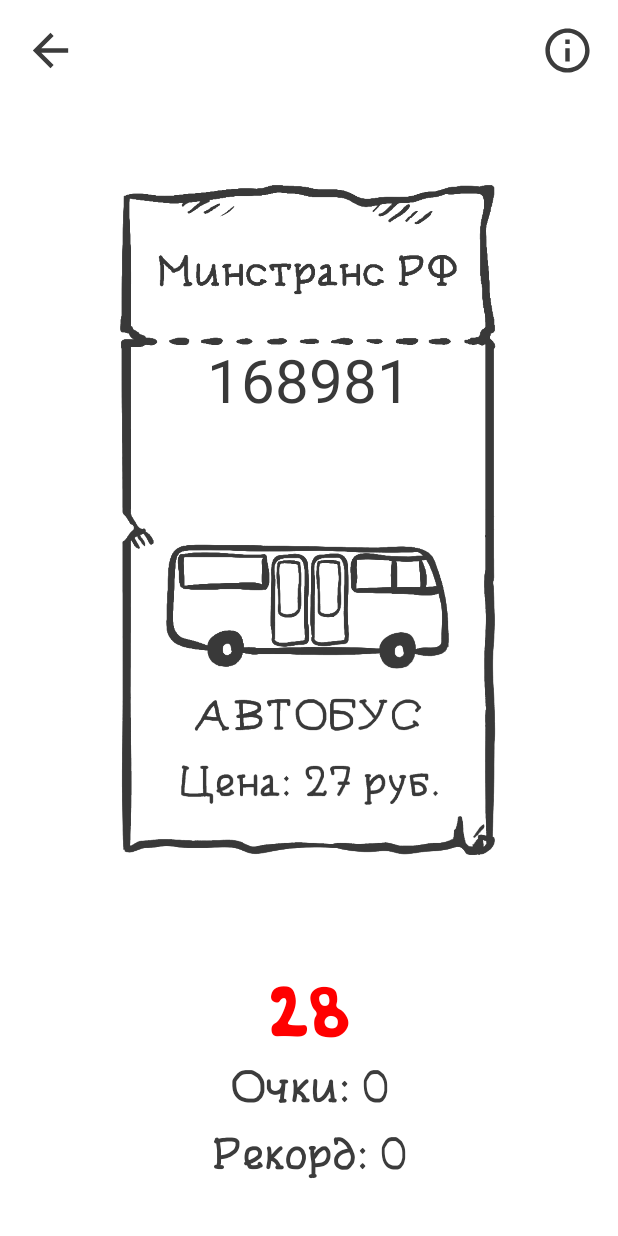
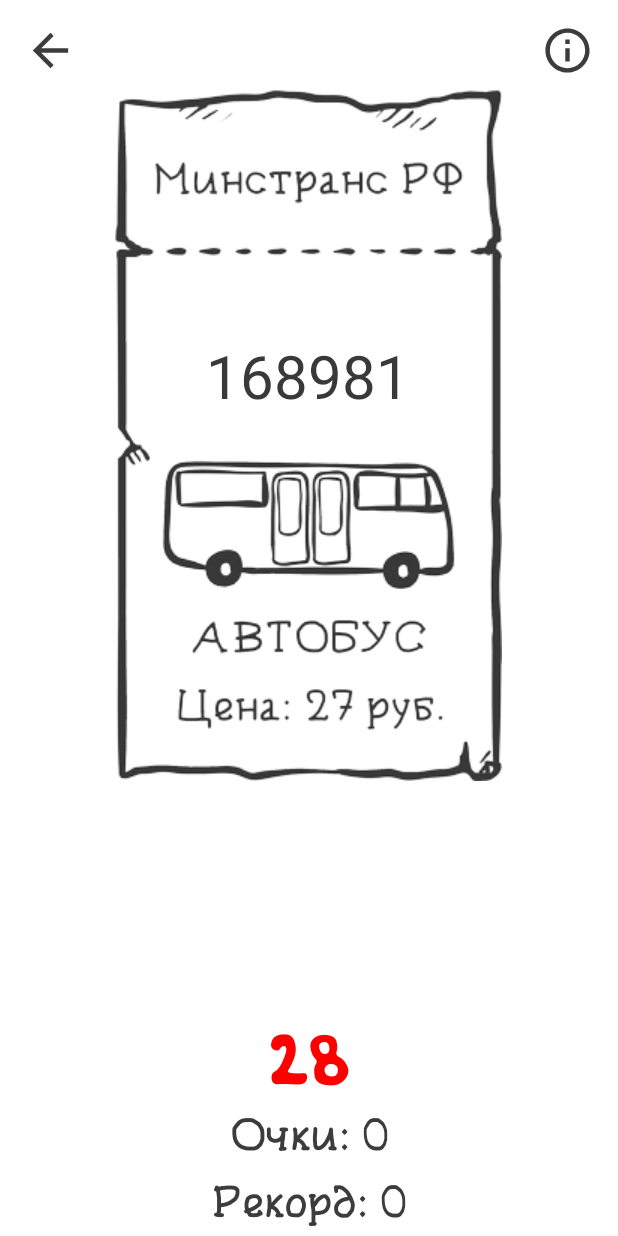
Before and after one commit to whatiamdoing/Ticket, an Android app: the fragment GameFragment shown on its own in the app's theme, on a phone screen of 412 x 824 dp. Run offline under Robolectric (Android 15) with nearby library versions, the phone set to English and light mode, and no system bars; our stand-ins replace Dagger/Hilt's generated code, RxJava; 4 statements that could not run were skipped.

Commit message:
Добавлена анимация топ рекорда. Коррекция кода. Разделение билета на 2 части

```diff
--- a/app/src/main/java/com/ticket/ui/game/fragments/GameFragment.kt
+++ b/app/src/main/java/com/ticket/ui/game/fragments/GameFragment.kt
@@ -161,7 +161,7 @@
         points = 0
         gameTimer.cancel()
         tv_gameTime?.setGone()
-        btn_tryAgain?.setVisible()
+        btn_tryAgain.setVisible()
         btn_info?.setClickable()
         btn_back?.setClickable()
         builder()
--- a/app/src/main/java/com/ticket/ui/records/RecordsActivity.kt
+++ b/app/src/main/java/com/ticket/ui/records/RecordsActivity.kt
@@ -4,6 +4,7 @@
 import android.content.Intent
 import androidx.appcompat.app.AppCompatActivity
 import android.os.Bundle
+import android.util.Log
 import androidx.lifecycle.Observer
 import androidx.lifecycle.ViewModelProviders
 import androidx.recyclerview.widget.LinearLayoutManager
@@ -83,5 +84,9 @@
     override fun onResume() {
         super.onResume()
         viewModel.loadUsers()
+        val display = windowManager.defaultDisplay
+        val width = display.width
+        val height = display.height
+        Log.d("M_RecordsActivity", "$width, $height")
     }
 }
--- a/app/src/main/res/layout/fragment_game.xml
+++ b/app/src/main/res/layout/fragment_game.xml
@@ -6,50 +6,75 @@
     android:background="@color/white">
 
     <RelativeLayout
-        android:layout_width="match_parent"
-        android:layout_alignParentTop="true"
-        android:layout_height="280dp">
+        android:layout_centerHorizontal="true"
+        android:id="@+id/center_part"
+        android:layout_below="@id/upper_part"
+        android:layout_width="wrap_content"
+        android:layout_height="wrap_content">
+
+        <ImageView
+            android:id="@+id/iv_top"
+            android:layout_width="wrap_content"
+            android:layout_height="wrap_content"
+            android:layout_centerHorizontal="true"
+            android:layout_gravity="center"
+            android:adjustViewBounds="true"
+            android:cropToPadding="false"
+            android:src="@drawable/bus_ticket_top" />
+
+        <ImageView
+            android:id="@+id/iv_bottom"
+            android:layout_width="wrap_content"
+            android:layout_height="wrap_content"
+            android:layout_below="@id/iv_top"
+            android:layout_centerHorizontal="true"
+            android:layout_gravity="center"
+            android:adjustViewBounds="true"
+            android:cropToPadding="false"
+            android:src="@drawable/bus_ticket_bottom" />
 
         <TextView
+            android:layout_below="@id/iv_top"
             android:id="@+id/tv_gameTickets"
-            android:layout_alignParentBottom="true"
             android:layout_centerHorizontal="true"
             android:text="@string/any_ticket_number"
             android:textColor="@color/very_dark_grey"
             android:textSize="40sp"
             android:layout_width="wrap_content"
             android:layout_height="wrap_content"/>
+
     </RelativeLayout>
 
-    <ImageView
-        android:layout_above="@id/tv_points"
-        android:src="@drawable/bus_ticket"
+    <RelativeLayout
+    android:id="@+id/upper_part"
+    android:layout_alignParentTop="true"
+    android:layout_width="match_parent"
+    android:layout_height="wrap_content">
+
+    <androidx.appcompat.widget.AppCompatImageButton
+        android:layout_alignParentStart="true"
+        android:id="@+id/btn_back"
         android:layout_width="wrap_content"
         android:layout_height="wrap_content"
-        android:padding="80dp"
-        android:layout_marginBottom="10dp"/>
+        android:src="@drawable/ic_arrow_back_black_35dp"
+        android:background="@android:color/transparent"
+        android:layout_marginTop="@dimen/spacing_small_8"
+        android:layout_marginStart="@dimen/spacing_small_8"
+        android:padding="@dimen/spacing_small_8"/>
 
     <androidx.appcompat.widget.AppCompatImageButton
+        android:layout_alignParentEnd="true"
+        android:layout_gravity="end"
         android:id="@+id/btn_info"
         android:layout_width="wrap_content"
         android:layout_height="wrap_content"
         android:src="@drawable/ic_info_outline_black_35dp"
         android:background="@android:color/transparent"
-        android:layout_alignParentEnd="true"
         android:layout_marginTop="@dimen/spacing_small_8"
         android:layout_marginEnd="@dimen/spacing_small_8"
         android:padding="@dimen/spacing_small_8"/>
 
-    <androidx.appcompat.widget.AppCompatImageButton
-        android:id="@+id/btn_back"
-        android:layout_width="wrap_content"
-        android:layout_height="wrap_content"
-        android:src="@drawable/ic_arrow_back_black_35dp"
-        android:background="@android:color/transparent"
-        android:layout_alignParentStart="true"
-        android:layout_marginTop="@dimen/spacing_small_8"
-        android:layout_marginStart="@dimen/spacing_small_8"
-        android:padding="@dimen/spacing_small_8"/>
+    </RelativeLayout>
 
     <LinearLayout
         android:layout_width="match_parent"
@@ -74,6 +99,20 @@
 
     </LinearLayout>
 
+    <RelativeLayout
+        android:layout_alignParentBottom="true"
+        android:layout_width="match_parent"
+        android:layout_height="wrap_content">
+
+        <TextView
+            android:id="@+id/tv_gameTime"
+            android:text="@string/zero"
+            android:gravity="center"
+            style="@style/foma50.red"
+            android:layout_above="@+id/tv_points"
+            android:layout_width="match_parent"
+            android:layout_height="wrap_content"/>
+
         <TextView
             android:id="@+id/tv_points"
             android:text="@string/points"
@@ -90,17 +129,7 @@
             android:layout_height="wrap_content"
             android:layout_alignParentBottom="true"
             android:gravity="center"
-        style="@style/medium30.darkGray"
-        android:layout_marginBottom="@dimen/spacing_huge_32"/>
-
-    <TextView
-        android:id="@+id/tv_gameTime"
-        android:text="@string/zero"
-        android:gravity="center"
-        style="@style/foma50.red"
-        android:layout_above="@id/tv_points"
-        android:layout_width="match_parent"
-        android:layout_height="wrap_content"/>
+            style="@style/medium30.darkGray"/>
 
         <androidx.appcompat.widget.AppCompatButton
             android:id="@+id/btn_tryAgain"
@@ -114,3 +143,5 @@
             android:background="@null"/>
 
     </RelativeLayout>
+
+</RelativeLayout>
--- a/app/src/main/res/values/dimens.xml
+++ b/app/src/main/res/values/dimens.xml
@@ -7,5 +7,4 @@
     <dimen name="spacing_small_8">8dp</dimen>
     <dimen name="spacing_tiny_4">4dp</dimen>
 
-
 </resources>
--- a/app/src/main/res/values/strings.xml
+++ b/app/src/main/res/values/strings.xml
@@ -32,6 +32,7 @@
     <string name="point_ov">очков</string>
     <string name="start_over">Начать заново?</string>
     <string name="play_fair">Ай-ай-ай, играй честно :)</string>
-    <string name="one">1</string>
-    <string name="number_with_point">1.</string>
+    <string name="number">%1$d.</string>
+    <string name="user_names">Имена пользователей</string>
+    <string name="_10">10</string>
 </resources>
```
Also changed, not shown: app/src/main/java/com/ticket/utils/adapter/Holder.kt (+17 -1 lines), app/src/main/res/anim/scale.xml (added, +12 -0 lines), app/src/main/res/layout/activity_records.xml (+6 -4 lines), app/src/main/res/layout/item_records.xml (+39 -13 lines), app/src/main/res/drawable/bus_ticket_bottom.png (added), app/src/main/res/drawable/bus_ticket_top.png (added), app/src/main/res/drawable/crown.png (added). Lines whose indentation alone changed are shown as unchanged.
